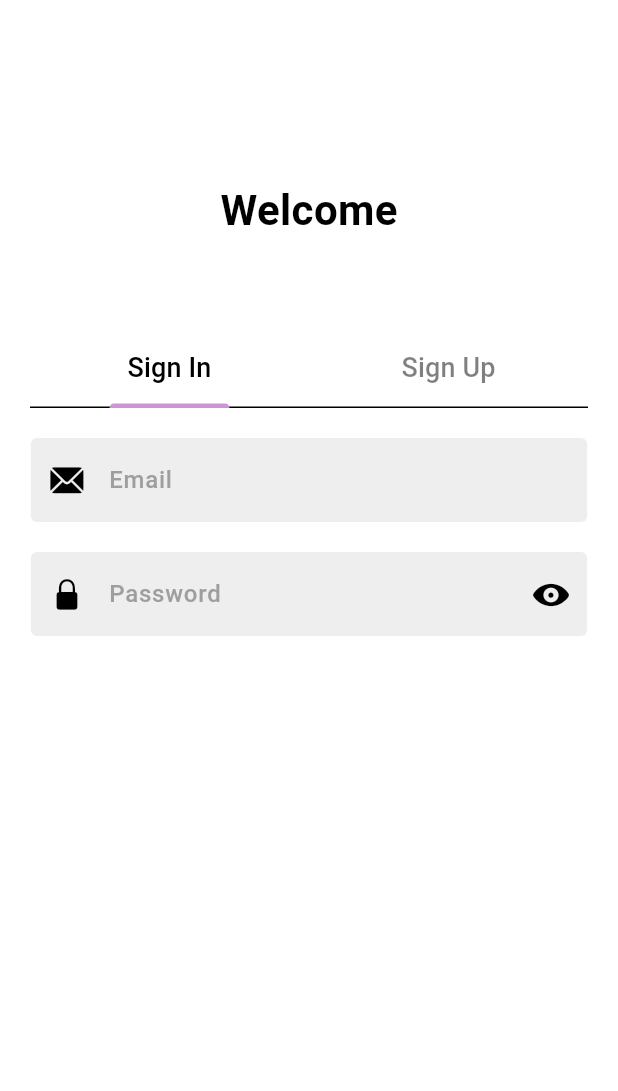
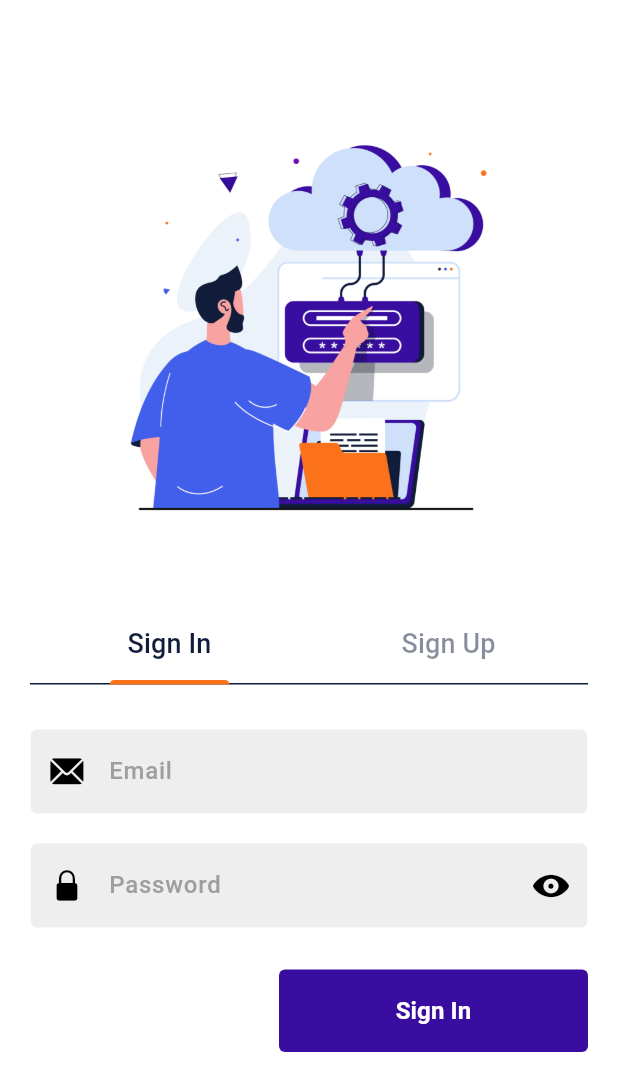
Before and after one commit to antonio63963/flutter_social, a Flutter app: the screen it shows after launch, on a phone screen of 412 x 824 dp. Shown: the top 1091 px of the screen. Run offline on Flutter 3.47's test engine with Material 3 defaults, Android fonts, the phone set to English and light mode, and no system bars; our stand-ins replace bloc, cloud_firestore, equatable, firebase_auth, firebase_core, flutter_bloc and 1 more; accounts and stored records are empty.

Commit message:
img on welcome screen

```diff
--- a/lib/screens/authentication/content/sign_in_screen.dart
+++ b/lib/screens/authentication/content/sign_in_screen.dart
@@ -1,8 +1,11 @@
 import 'package:flutter/cupertino.dart';
 import 'package:flutter/material.dart';
+import 'package:flutter_bloc/flutter_bloc.dart';
+import 'package:social/blocs/sign_in_bloc/sign_in_bloc.dart';
 import 'package:social/components/my_text_field.dart';
 import 'package:social/screens/authentication/widgets/email_input.dart';
 import 'package:social/screens/authentication/widgets/password_input.dart';
+import 'package:social/utils/constants.dart';
 import 'package:social/utils/validators.dart';
 
 class SignInScreen extends StatefulWidget {
@@ -13,11 +16,12 @@ class SignInScreen extends StatefulWidget {
 }
 
 class _SignInScreenState extends State<SignInScreen> {
-  final GlobalKey _formKey = GlobalKey<FormState>();
+  final _formKey = GlobalKey<FormState>();
   final emailController = TextEditingController();
   final passwordController = TextEditingController();
   String? _errMsg;
   bool obscurePassword = true;
+  bool isSignInRequred = false;
 
   void toggleHidePassword() {
     setState(() {
@@ -31,7 +35,7 @@ class _SignInScreenState extends State<SignInScreen> {
       key: _formKey,
       child: Column(
         children: [
-          const SizedBox(height: 20),
+          const SizedBox(height: 30),
           EmailInput(
             emailController: emailController,
             errMsg: _errMsg,
@@ -42,7 +46,51 @@ class _SignInScreenState extends State<SignInScreen> {
             errMsg: _errMsg,
             obscurePassword: obscurePassword,
             onShowPassword: toggleHidePassword,
-          )
+          ),
+          const SizedBox(height: 28),
+          !isSignInRequred
+              ? Align(
+                  alignment: Alignment.bottomRight,
+                  child: SizedBox(
+                    width: MediaQuery.of(context).size.width * .5,
+                    child: TextButton(
+                      onPressed: () {
+                        if (_formKey.currentState!.validate()) {
+                          context.read<SignInBloc>().add(
+                                SignInRequired(
+                                  emailController.text,
+                                  passwordController.text,
+                                ),
+                              );
+                        }
+                      },
+                      style: TextButton.styleFrom(
+                          elevation: 3,
+                          backgroundColor:
+                              Theme.of(context).colorScheme.primary,
+                          foregroundColor: Colors.white,
+                          shape: RoundedRectangleBorder(
+                              borderRadius:
+                                  BorderRadius.circular(Utils.radius))),
+                      child: const Padding(
+                        padding: EdgeInsets.symmetric(
+                          horizontal: 24,
+                          vertical: 8,
+                        ),
+                        child: Text(
+                          'Sign In',
+                          textAlign: TextAlign.center,
+                          style: TextStyle(
+                            color: Colors.white,
+                            fontSize: 16,
+                            fontWeight: FontWeight.w600,
+                          ),
+                        ),
+                      ),
+                    ),
+                  ),
+                )
+              : const CircularProgressIndicator(),
         ],
       ),
     );
--- a/lib/screens/authentication/welcome_screen.dart
+++ b/lib/screens/authentication/welcome_screen.dart
@@ -35,14 +35,12 @@ class _WelcomeScreenState extends State<WelcomeScreen>
             child: Padding(
               padding: const EdgeInsets.symmetric(horizontal: 20.0),
               child: Column(
-                mainAxisSize: MainAxisSize.min,
                 children: [
-                  const SizedBox(height: 120),
-                  const Text('Welcome',
-                      style:
-                          TextStyle(fontWeight: FontWeight.w700, fontSize: 28)),
-                  const SizedBox(height: 60),
+                  const SizedBox(height: 80),
+                  Image.asset('assets/img/login.jpg', width: 250,),
+                  const SizedBox(height: 50),
                   TabBar(
+                    indicatorColor: theme.colorScheme.tertiary,
                     controller: tabController,
                     unselectedLabelColor:
                         theme.colorScheme.onBackground.withOpacity(.5),
--- a/lib/utils/colors.dart
+++ b/lib/utils/colors.dart
@@ -2,12 +2,12 @@ import 'package:flutter/material.dart';
 
 const myColors = ColorScheme.light(
   background: Colors.white,
-  onBackground: Colors.black,
-  primary: Color.fromRGBO(206, 147, 216, 1),
-  onPrimary: Colors.black,
-  secondary: Color.fromRGBO(244, 143, 177, 1),
+  onBackground: Color(0xFF101C3A),
+  primary: Color(0xff390D9F),
+  onPrimary: Color(0xFfCFE0FA),
+  secondary: Color(0xff425FEC),
   onSecondary: Colors.white,
-  tertiary: Color.fromRGBO(255, 204, 128, 1),
-  error: Colors.red,
+  tertiary: Color(0xFFFC721A),
+  error: Color.fromARGB(255, 255, 18, 18),
   outline: Color(0xFF424242),
 );
--- a/pubspec.yaml
+++ b/pubspec.yaml
@@ -35,8 +35,8 @@ flutter:
   uses-material-design: true
 
   # To add assets to your application, add an assets section, like this:
-  # assets:
-  #   - images/a_dot_burr.jpeg
+  assets:
+    - assets/img/
   #   - images/a_dot_ham.jpeg
 
   # An image asset can refer to one or more resolution-specific "variants", see
```
Also changed, not shown: assets/img/login.jpg (added).
